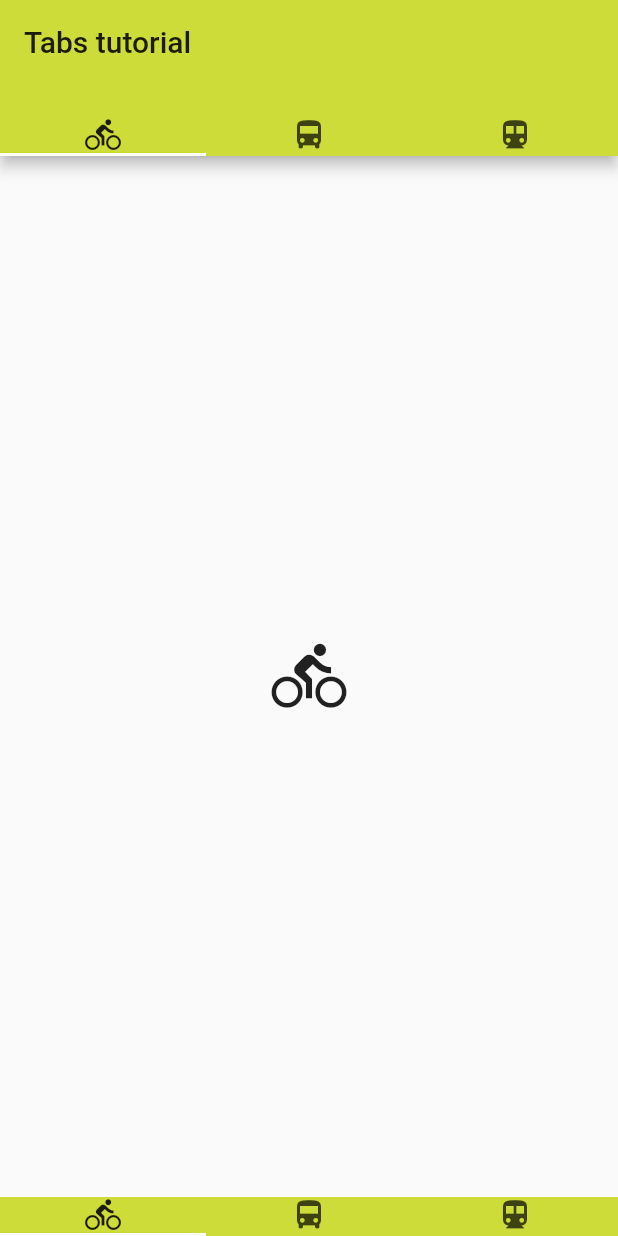
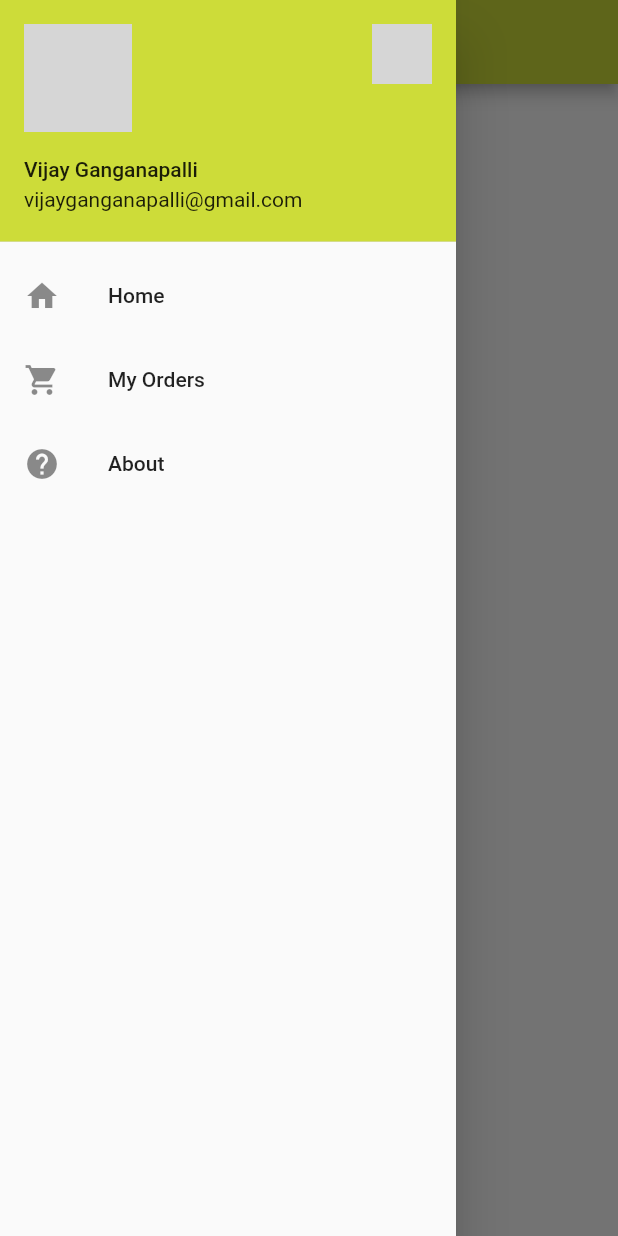
Before and after one commit to VijayGanganapalli/yogan, a Flutter app: the screen it shows after launch, with the side drawer open (before the commit the screen has no drawer), on a phone screen of 412 x 824 dp. Run offline on Flutter 3.47's test engine with Material 2 defaults, Android fonts, the phone set to English and light mode, and no system bars; network calls fail; grey boxes are pictures that could not be loaded.

Commit message:
added drawer tutorial

```diff
--- a/flutter_tutorial/lib/main.dart
+++ b/flutter_tutorial/lib/main.dart
@@ -1,5 +1,5 @@
 import 'package:flutter/material.dart';
-import './screens/tabs_screen.dart';
+import './screens/drawer_screen.dart';
 
 void main() => runApp(MyApp());
 
@@ -11,7 +11,7 @@ class MyApp extends StatelessWidget {
       theme: ThemeData(
         primarySwatch: Colors.lime
       ),
-      home: TabsScreen(),
+      home: DrawerScreen(),
     );
   }
 }
--- /dev/null
+++ b/flutter_tutorial/lib/screens/about_screen.dart
@@ -0,0 +1,25 @@
+import 'package:flutter/material.dart';
+
+class About extends StatefulWidget {
+  final title;
+  About({Key key, this.title}) : super(key: key);
+
+  @override
+  AboutState createState() {
+    return new AboutState();
+  }
+}
+
+class AboutState extends State<About> {
+  @override
+  Widget build(BuildContext context) {
+    return Scaffold(
+      appBar: AppBar(
+        title: Text(widget.title),
+      ),
+      body: Center(
+        child: Text("Welcome to About page"),
+      ),
+    );
+  }
+}
--- /dev/null
+++ b/flutter_tutorial/lib/screens/drawer_screen.dart
@@ -0,0 +1,121 @@
+import 'package:flutter/material.dart';
+import './about_screen.dart';
+import './my_orders_screen.dart';
+import './user_picture_screen.dart';
+
+class DrawerScreen extends StatefulWidget {
+  @override
+  DrawerScreenState createState() {
+    return new DrawerScreenState();
+  }
+}
+
+class DrawerScreenState extends State<DrawerScreen> {
+  String currentProfilePicture =
+      "https://www.irreverentgent.com/wp-content/uploads/2018/03/Awesome-Profile-Pictures-for-Guys-look-away2.jpg";
+  String otherProfilePicture =
+      "https://technoxyz.com/wp-content/uploads/2018/05/Stylish-WhatsApp-DP-Images-for-Boys-Cool-Profile-Pictures-2018-2.jpg";
+  String backupProfilePicture;
+
+  String currentUsername = "Vijay Ganganapalli";
+  String otherUsername = "Vijun Ganganapalli";
+  String backupUsername;
+
+  String currentUserEmail = "vijayganganapalli@gmail.com";
+  String otherUserEmail = "vijunganganapalli@gmail.com";
+  String backupUserEmail;
+
+  @override
+  Widget build(BuildContext context) {
+    return Scaffold(
+      appBar: AppBar(
+        title: Text("Drawer tutorial"),
+      ),
+      drawer: Drawer(
+        child: ListView(
+          padding: EdgeInsets.zero,
+          children: <Widget>[
+            UserAccountsDrawerHeader(
+              currentAccountPicture: GestureDetector(
+                child: CircleAvatar(
+                  backgroundImage: NetworkImage(currentProfilePicture),
+                ),
+                onTap: () {
+                  Navigator.of(context).pop();
+                  Navigator.push(
+                    context,
+                    MaterialPageRoute(
+                      builder: (context) => UserProfileScreen(
+                            title: currentUsername,
+                            image: currentProfilePicture,
+                          ),
+                    ),
+                  );
+                },
+              ),
+              accountName: Text(currentUsername),
+              accountEmail: Text(currentUserEmail),
+              otherAccountsPictures: <Widget>[
+                GestureDetector(
+                  child: CircleAvatar(
+                    backgroundImage: NetworkImage(otherProfilePicture),
+                  ),
+                  onTap: () => _buildSwitchUser(),
+                ),
+              ],
+            ),
+            _buildListTile(context, Icons.home, "Home"),
+            _buildListTile(context, Icons.shopping_cart, "My Orders"),
+            _buildListTile(context, Icons.help, "About"),
+          ],
+        ),
+      ),
+    );
+  }
+
+  Widget _buildListTile(BuildContext context, IconData iconData, String title) {
+    return InkWell(
+      child: ListTile(
+        leading: Icon(iconData),
+        title: Text(title),
+      ),
+      onTap: () {
+        if (title.contains("Home")) {
+          Navigator.of(context).pop();
+        } else if (title.contains("About")) {
+          Navigator.of(context).pop();
+          Navigator.push(
+            context,
+            MaterialPageRoute(
+              builder: (context) => About(title: title),
+            ),
+          );
+        } else if (title.contains("My Orders")) {
+          Navigator.of(context).pop();
+          Navigator.push(
+            context,
+            MaterialPageRoute(
+              builder: (context) => MyOrders(title: title),
+            ),
+          );
+        }
+      },
+    );
+  }
+
+  void _buildSwitchUser() {
+    this.setState(() {
+      backupProfilePicture = currentProfilePicture;
+      currentProfilePicture = otherProfilePicture;
+      otherProfilePicture = backupProfilePicture;
+
+      backupUsername = currentUsername;
+      currentUsername = otherUsername;
+      otherUsername = backupUsername;
+
+      backupUserEmail = currentUserEmail;
+      currentUserEmail = otherUserEmail;
+      otherUserEmail = backupUserEmail;
+    });
+  }
+}
```
Also changed, not shown: flutter_tutorial/lib/screens/my_orders_screen.dart (added, +24 -0 lines), flutter_tutorial/lib/screens/user_picture_screen.dart (added, +28 -0 lines).
